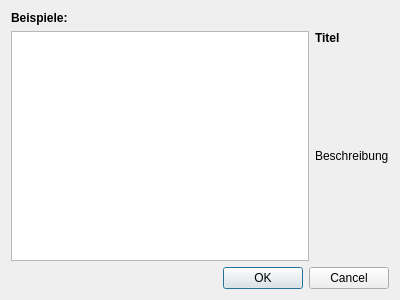
This is RobotSteve/examplesdialog.ui in Vogtinator/RobotSteve as Qt 5 draws it before an edit. The edited form follows.
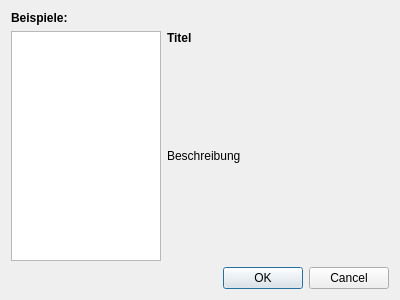
This is the edited form.

```diff
--- a/RobotSteve/examplesdialog.ui
+++ b/RobotSteve/examplesdialog.ui
@@ -13,6 +13,12 @@
     <height>300</height>
    </rect>
   </property>
+  <property name="minimumSize">
+   <size>
+    <width>320</width>
+    <height>150</height>
+   </size>
+  </property>
   <property name="windowTitle">
    <string>Beispiele</string>
   </property>
@@ -35,11 +41,23 @@
      <item>
       <widget class="QListWidget" name="examplesList">
        <property name="sizePolicy">
-        <sizepolicy hsizetype="Preferred" vsizetype="Expanding">
+        <sizepolicy hsizetype="Minimum" vsizetype="Expanding">
          <horstretch>0</horstretch>
          <verstretch>0</verstretch>
         </sizepolicy>
        </property>
+       <property name="minimumSize">
+        <size>
+         <width>150</width>
+         <height>0</height>
+        </size>
+       </property>
+       <property name="maximumSize">
+        <size>
+         <width>150</width>
+         <height>16777215</height>
+        </size>
+       </property>
        <property name="editTriggers">
         <set>QAbstractItemView::NoEditTriggers</set>
        </property>
@@ -81,11 +99,17 @@
        <item>
         <widget class="QLabel" name="descriptionLabel">
          <property name="sizePolicy">
-          <sizepolicy hsizetype="Fixed" vsizetype="Preferred">
+          <sizepolicy hsizetype="Minimum" vsizetype="Preferred">
            <horstretch>0</horstretch>
            <verstretch>0</verstretch>
           </sizepolicy>
          </property>
+         <property name="minimumSize">
+          <size>
+           <width>150</width>
+           <height>0</height>
+          </size>
+         </property>
          <property name="text">
           <string>Beschreibung</string>
          </property>
```
